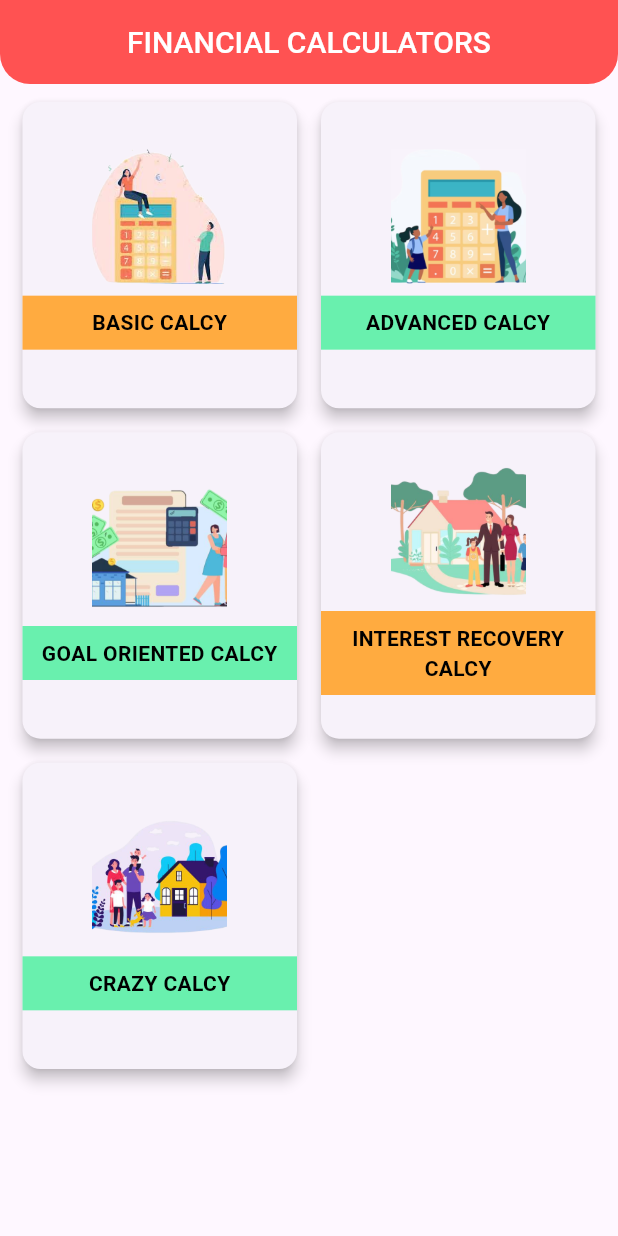
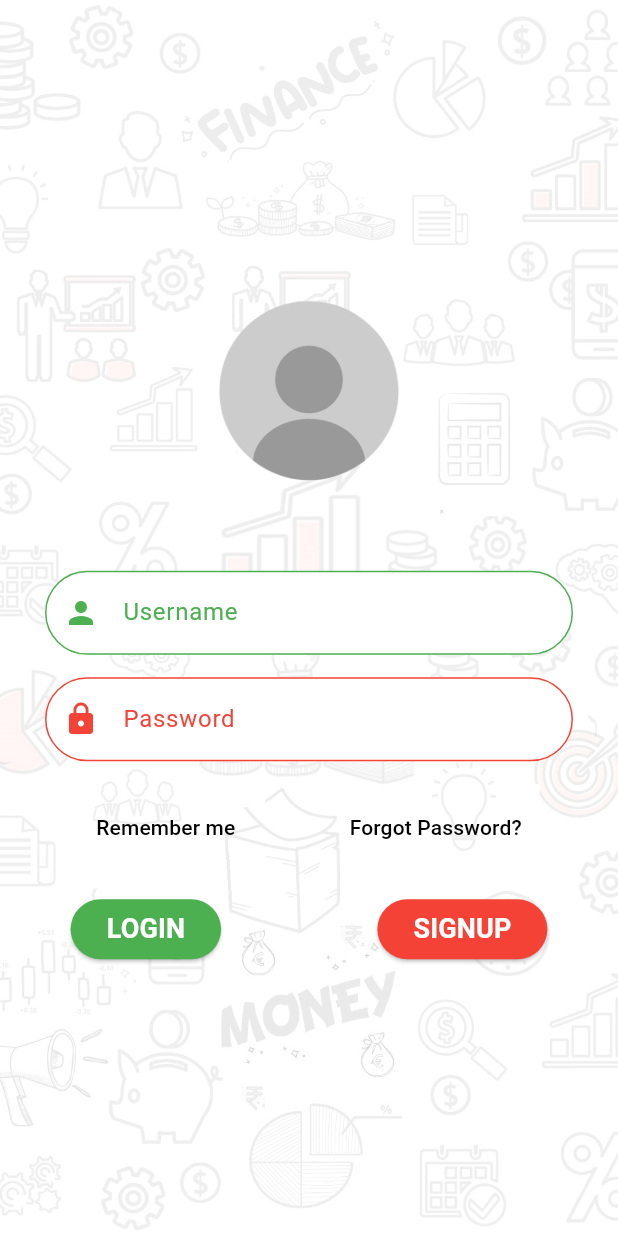
Before and after one commit to burhanrepos/mutual_fund_app, a Flutter app: the screen it shows after launch, on a phone screen of 412 x 824 dp. Run offline on Flutter 3.47's test engine with Material 3 defaults, Android fonts, the phone set to English and light mode, and no system bars; missing offline and left inert: flutter_inappwebview.

Commit message:
implemented more screens

```diff
--- a/lib/common/calculation_card_ui.dart
+++ b/lib/common/calculation_card_ui.dart
@@ -24,7 +24,8 @@ class CalculationCard extends StatelessWidget {
   Widget build(BuildContext context) {
     return GestureDetector(
       onTap: () {
-        switch(currentScreen){
+        final comparision = currentScreen =='Home'?currentScreen:title.split(' ')[0];
+        switch(comparision){
           case 'Home':
           Navigator.push(
           context,
@@ -33,7 +34,8 @@ class CalculationCard extends StatelessWidget {
           ),
         );
         break;
-        case 'Calculation Detail':
+        case 'SIP':
+        print("hhhhhhhhhhhhhhhh");
         Navigator.push(
           context,
           MaterialPageRoute(
--- a/lib/main.dart
+++ b/lib/main.dart
@@ -1,5 +1,6 @@
 import 'package:flutter/material.dart';
 import 'package:mutual_fund_app/screens/home_screen.dart';
+import 'package:mutual_fund_app/screens/splash_screen.dart';
 
 void main() {
   runApp(const MyApp());
@@ -18,7 +19,7 @@ class MyApp extends StatelessWidget {
       theme: ThemeData(
         primaryColor: Colors.orangeAccent,
       ),
-      home: FinancialCalculatorsScreen(),
+      home: const SplashScreen(),
     );
   }
 }
--- /dev/null
+++ b/lib/screens/login_screen.dart
@@ -0,0 +1,159 @@
+import 'package:flutter/material.dart';
+import 'package:mutual_fund_app/screens/home_screen.dart';
+
+class LoginScreen extends StatefulWidget {
+  const LoginScreen({super.key});
+
+  @override
+  State<LoginScreen> createState() => _LoginScreenState();
+}
+
+class _LoginScreenState extends State<LoginScreen> {
+  @override
+  Widget build(BuildContext context) {
+    return Scaffold(
+      body: Stack(
+        fit: StackFit.expand,
+        children: [
+           Image.asset(
+              'assets/background_image.jpg',
+              height: MediaQuery.of(context).size.height,
+              width: MediaQuery.of(context).size.width,
+              fit: BoxFit.cover,
+              errorBuilder: (context, error, stackTrace) {
+                return const Icon(Icons.error, color: Colors.red);
+              },
+            ),
+          Center(
+            child: Column(
+              mainAxisAlignment: MainAxisAlignment.center,
+              children: [
+                CircleAvatar(
+                  backgroundColor: Colors.transparent,
+                  radius: 80,
+                  backgroundImage: AssetImage('assets/user_profile.png'),
+                ),
+                SizedBox(height: 40),
+                Padding(
+                  padding: const EdgeInsets.only(left: 30, right: 30),
+                  child: TextFormField(
+                    decoration: InputDecoration(
+                      border: OutlineInputBorder(
+                        borderRadius: BorderRadius.circular(30),
+                        borderSide: BorderSide(color: Colors.green),
+                      ),
+                      enabledBorder: OutlineInputBorder(
+                        borderRadius: BorderRadius.circular(30),
+                        borderSide: BorderSide(color: Colors.green),
+                      ),
+                      fillColor: Colors.white,
+                      filled: true,
+                      labelText: 'Username',
+                      labelStyle: TextStyle(color: Colors.green),
+                      prefixIcon: Icon(Icons.person, color: Colors.green),
+                    ),
+                  ),
+                ),
+                SizedBox(height: 15),
+                Padding(
+                  padding: const EdgeInsets.only(left: 30, right: 30),
+                  child: TextFormField(
+                    obscureText: true,
+                    decoration: InputDecoration(
+                      border: OutlineInputBorder(
+                        borderRadius: BorderRadius.circular(30),
+                        borderSide: BorderSide(color: Colors.red),
+                      ),
+                      enabledBorder: OutlineInputBorder(
+                        borderRadius: BorderRadius.circular(30),
+                        borderSide: BorderSide(color: Colors.red),
+                      ),
+                      fillColor: Colors.white,
+                      filled: true,
+                      labelText: 'Password',
+                      labelStyle: TextStyle(color: Colors.red),
+                      prefixIcon: Icon(Icons.lock, color: Colors.red),
+                    ),
+                  ),
+                ),
+                SizedBox(height: 20),
+                Row(
+                  mainAxisAlignment: MainAxisAlignment.spaceEvenly,
+                  children: [
+                    TextButton(
+                      style: ButtonStyle(
+                        backgroundColor: MaterialStateProperty.all<Color>(
+                            Colors.transparent),
+                        foregroundColor:
+                            MaterialStateProperty.all<Color>(Colors.black),
+                      ),
+                      onPressed: () {},
+                      child: Text('Remember me'),
+                    ),
+                    TextButton(
+                      style: ButtonStyle(
+                        backgroundColor: MaterialStateProperty.all<Color>(
+                            Colors.transparent),
+                        foregroundColor:
+                            MaterialStateProperty.all<Color>(Colors.black),
+                      ),
+                      onPressed: () {},
+                      child: Text('Forgot Password?'),
+                    ),
+                  ],
+                ),
+                SizedBox(height: 20),
+                Row(
+                  mainAxisAlignment: MainAxisAlignment.spaceEvenly,
+                  children: [
+                    ElevatedButton(
+                      style: ButtonStyle(
+                        backgroundColor:
+                            MaterialStateProperty.all<Color>(Colors.green),
+                        foregroundColor:
+                            MaterialStateProperty.all<Color>(Colors.white),
+                      ),
+                      onPressed: () {
+                        Navigator.pushReplacement(
+                          context,
+                          MaterialPageRoute(
+                            builder: (context) => FinancialCalculatorsScreen(),
+                          ),
+                        );
+                      },
+                      child: Text(
+                        'LOGIN',
+                        style: TextStyle(
+                            fontWeight: FontWeight.bold, fontSize: 18),
+                      ),
+                    ),
+                    SizedBox(width: 10),
+                    ElevatedButton(
+                      style: ButtonStyle(
+                        backgroundColor:
+                            MaterialStateProperty.all<Color>(Colors.red),
+                        foregroundColor:
+                            MaterialStateProperty.all<Color>(Colors.white),
+                      ),
+                      onPressed: () {
+                        Navigator.pushReplacement(
+                          context,
+                          MaterialPageRoute(
+                            builder: (context) => FinancialCalculatorsScreen(),
+                          ),
+                        );
+                      },
+                      child: Text('SIGNUP',
+                          style: TextStyle(
+                              fontWeight: FontWeight.bold, fontSize: 18)),
+                    ),
+                  ],
+                )
+              ],
+            ),
+          ),
+        ],
+      ),
+    );
+  }
+}
--- a/pubspec.yaml
+++ b/pubspec.yaml
@@ -35,6 +35,7 @@ dependencies:
   # The following adds the Cupertino Icons font to your application.
   # Use with the CupertinoIcons class for iOS style icons.
   cupertino_icons: ^1.0.2
+  flutter_inappwebview: ^6.0.0
 
 dev_dependencies:
   flutter_test:
```
Also changed, not shown: lib/screens/calculation_result_screen.dart (+31 -11 lines), lib/screens/splash_screen.dart (added, +56 -0 lines), assets/background_image.jpg (added), assets/splash_screen.jpg (added), assets/user_profile.png (added), pubspec.lock, 1 other file.
